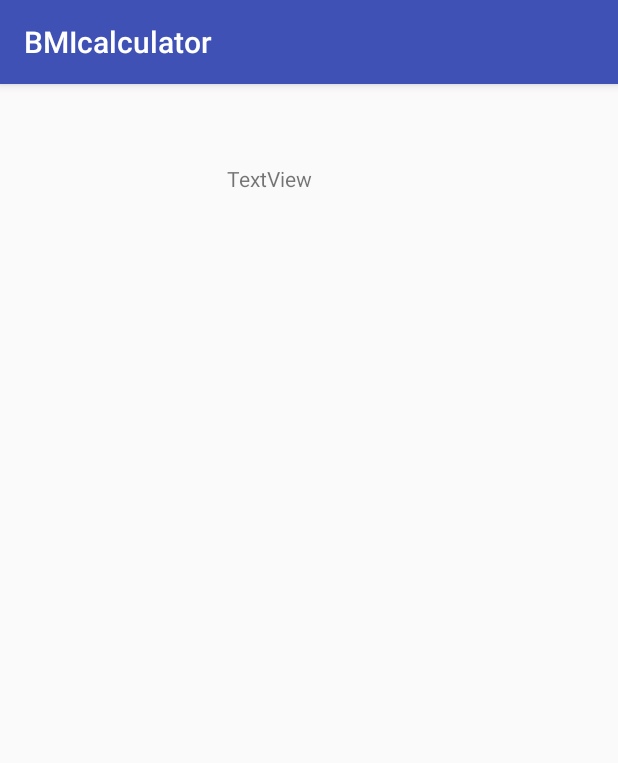
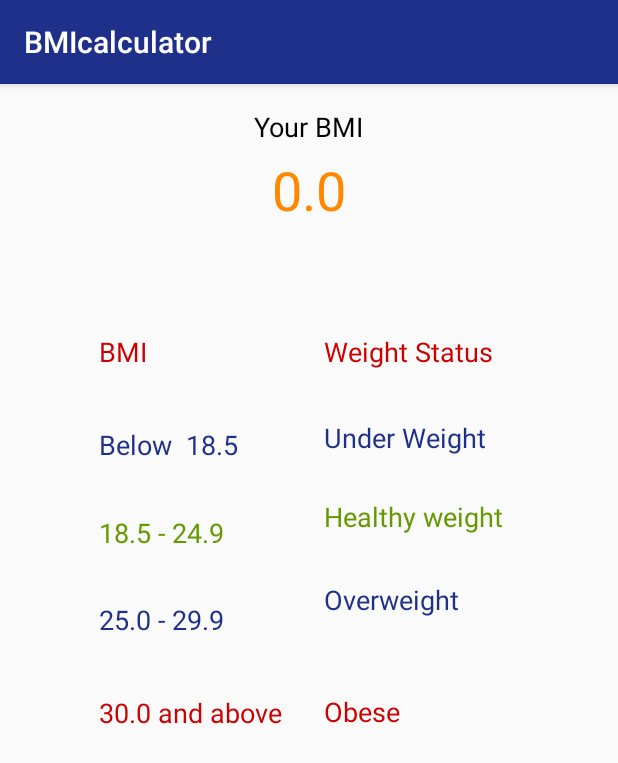
Before and after one commit to nhumnguyen/BMIcalulator, an Android app: the InfoPage screen opened directly, with no data from a screen before it, on a phone screen of 412 x 824 dp. Shown: the top 763 px of the screen. Run offline under Robolectric (Android 15) with nearby library versions, the phone set to English and light mode, and no system bars.

Commit message:
info page added

```diff
--- a/app/src/main/java/com/example/nhung/bmicalculator/InfoPage.java
+++ b/app/src/main/java/com/example/nhung/bmicalculator/InfoPage.java
@@ -1,13 +1,25 @@
 package com.example.nhung.bmicalculator;
 
+import android.content.Intent;
 import android.support.v7.app.AppCompatActivity;
 import android.os.Bundle;
+import android.widget.TextView;
 
 public class InfoPage extends AppCompatActivity {
 
-    @Override
+    TextView bmi;
+
     protected void onCreate(Bundle savedInstanceState) {
         super.onCreate(savedInstanceState);
         setContentView(R.layout.activity_info_page);
+
+
+        Intent intent = getIntent();
+        double value = intent.getDoubleExtra("bmi", 0);
+        bmi = (TextView) findViewById(R.id.bmiBox);
+        bmi.setText(String.format("%.1f",value));
+
+
+
     }
 }
--- a/app/src/main/res/layout/activity_info_page.xml
+++ b/app/src/main/res/layout/activity_info_page.xml
@@ -11,14 +11,134 @@
     tools:context="com.example.nhung.bmicalculator.InfoPage">
 
     <TextView
-        android:text="TextView"
+        android:text="Weight Status"
         android:layout_width="wrap_content"
         android:layout_height="wrap_content"
-        android:layout_alignParentTop="true"
-        android:layout_alignParentLeft="true"
-        android:layout_alignParentStart="true"
-        android:layout_marginLeft="135dp"
-        android:layout_marginStart="135dp"
+        android:id="@+id/textView32"
+        android:layout_marginStart="200dp"
+        android:layout_marginTop="150dp"
+        android:textSize="18sp"
+        android:textColor="@android:color/holo_red_dark" />
+
+    <TextView
+        android:text="25.0 - 29.9"
+        android:layout_width="wrap_content"
+        android:layout_height="wrap_content"
+
+        android:textSize="18sp"
+        android:layout_marginTop="33dp"
+        android:layout_below="@+id/textView15"
+        android:layout_alignLeft="@+id/textView15"
+        android:layout_alignStart="@+id/textView15"
+        android:id="@+id/textView17"
+        android:textColor="@color/colorPrimary" />
+
+    <TextView
+        android:text="Below  18.5"
+        android:layout_width="wrap_content"
+        android:layout_height="wrap_content"
+
+        android:textSize="18sp"
+        android:layout_below="@+id/textView13"
+        android:layout_alignLeft="@+id/textView13"
+        android:layout_alignStart="@+id/textView13"
         android:layout_marginTop="37dp"
-        android:id="@+id/bmiBox" />
+        android:id="@+id/textView14"
+        android:textColor="@color/colorPrimary" />
+
+    <TextView
+        android:text="BMI"
+        android:layout_width="wrap_content"
+        android:layout_height="wrap_content"
+
+        android:layout_marginRight="100dp"
+        android:layout_marginTop="150dp"
+        android:layout_marginStart="50dp"
+        android:textSize="18sp"
+        android:id="@+id/textView13"
+        android:textColor="@android:color/holo_red_dark" />
+
+    <TextView
+        android:text="Your BMI"
+        android:layout_width="wrap_content"
+        android:layout_height="wrap_content"
+        android:textColor="@android:color/background_dark"
+        android:textSize="18sp"
+        android:layout_centerHorizontal="true" />
+
+    <TextView
+        android:text="bmiBox"
+        android:layout_width="wrap_content"
+        android:layout_height="wrap_content"
+        android:id="@+id/bmiBox"
+        android:textSize="36sp"
+        android:textColor="@android:color/holo_orange_dark"
+        android:layout_marginTop="30dp"
+        android:layout_centerHorizontal="true" />
+
+    <TextView
+        android:text="30.0 and above"
+        android:layout_width="wrap_content"
+        android:layout_height="wrap_content"
+
+        android:textSize="18sp"
+        android:layout_marginTop="37dp"
+        android:layout_below="@+id/textView17"
+        android:layout_alignLeft="@+id/textView17"
+        android:layout_alignStart="@+id/textView17"
+        android:textColor="@android:color/holo_red_dark" />
+
+    <TextView
+        android:text="18.5 - 24.9"
+        android:layout_width="wrap_content"
+        android:layout_height="wrap_content"
+
+        android:textSize="18sp"
+        android:layout_marginTop="34dp"
+        android:id="@+id/textView15"
+        android:layout_below="@+id/textView14"
+        android:layout_alignLeft="@+id/textView14"
+        android:layout_alignStart="@+id/textView14"
+        android:textColor="@android:color/holo_green_dark" />
+
+    <TextView
+        android:text="Under Weight"
+        android:layout_width="wrap_content"
+        android:layout_height="wrap_content"
+        android:id="@+id/textView27"
+        android:textSize="18sp"
+        android:layout_marginStart="200dp"
+        android:layout_marginTop="207dp"
+        android:textColor="@color/colorPrimary" />
+
+    <TextView
+        android:text="Healthy weight"
+        android:layout_width="wrap_content"
+        android:layout_height="wrap_content"
+        android:id="@+id/textView28"
+        android:textSize="18sp"
+        android:layout_marginStart="200dp"
+        android:layout_marginTop="260dp"
+        android:textColor="@android:color/holo_green_dark" />
+
+    <TextView
+        android:text="Overweight"
+        android:layout_width="wrap_content"
+        android:layout_height="wrap_content"
+        android:id="@+id/textView30"
+        android:textSize="18sp"
+        android:layout_marginStart="200dp"
+        android:layout_marginTop="315dp"
+        android:textColor="@color/colorPrimary" />
+
+    <TextView
+        android:text="Obese"
+        android:layout_width="wrap_content"
+        android:layout_height="wrap_content"
+        android:id="@+id/textView31"
+        android:textSize="18sp"
+        android:layout_marginStart="200dp"
+        android:layout_marginTop="390dp"
+        android:textColor="@android:color/holo_red_dark" />
+
 </RelativeLayout>
--- a/app/src/main/res/values/colors.xml
+++ b/app/src/main/res/values/colors.xml
@@ -1,6 +1,6 @@
 <?xml version="1.0" encoding="utf-8"?>
 <resources>
-    <color name="colorPrimary">#3F51B5</color>
+    <color name="colorPrimary">#1f308b</color>
     <color name="colorPrimaryDark">#303F9F</color>
     <color name="colorAccent">#FF4081</color>
 </resources>
```
